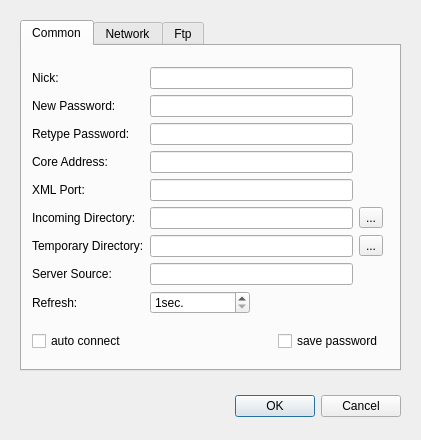
First picture: the form in ajqt4gui/src/qajoptionsdialogbase.ui, repository applejuicenetz/gui-juicer, before the edit.
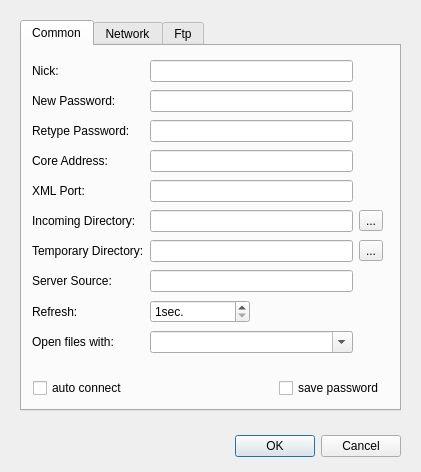
Second picture: the form after the edit.

Commit message: code cleaning debugging now you can open downloads

What changed in the file:
```diff
--- a/ajqt4gui/src/qajoptionsdialogbase.ui
+++ b/ajqt4gui/src/qajoptionsdialogbase.ui
@@ -9,7 +9,7 @@
     <x>0</x>
     <y>0</y>
     <width>421</width>
-    <height>440</height>
+    <height>472</height>
    </rect>
   </property>
   <property name="windowTitle" >
@@ -19,7 +19,7 @@
    <property name="geometry" >
     <rect>
      <x>20</x>
-     <y>390</y>
+     <y>430</y>
      <width>381</width>
      <height>33</height>
     </rect>
@@ -69,30 +69,22 @@
      <x>20</x>
      <y>20</y>
      <width>381</width>
-     <height>351</height>
+     <height>391</height>
     </rect>
    </property>
    <widget class="QWidget" name="tab" >
     <attribute name="title" >
      <string>Common</string>
     </attribute>
-    <widget class="QWidget" name="widget" >
+    <widget class="QWidget" name="" >
      <property name="geometry" >
       <rect>
        <x>10</x>
-       <y>10</y>
+       <y>12</y>
        <width>351</width>
-       <height>307</height>
+       <height>305</height>
       </rect>
      </property>
-     <layout class="QVBoxLayout" >
-      <property name="margin" >
-       <number>0</number>
-      </property>
-      <property name="spacing" >
-       <number>6</number>
-      </property>
-      <item>
        <layout class="QGridLayout" >
         <property name="margin" >
          <number>0</number>
@@ -100,56 +92,9 @@
         <property name="spacing" >
          <number>6</number>
         </property>
-        <item row="0" column="0" >
-         <widget class="QLabel" name="label" >
-          <property name="text" >
-           <string>Nick:</string>
-          </property>
-         </widget>
-        </item>
-        <item row="1" column="1" >
-         <widget class="QLineEdit" name="passwordEdit" />
-        </item>
-        <item row="6" column="0" >
-         <widget class="QLabel" name="label_7" >
-          <property name="text" >
-           <string>Temporary Directory:</string>
-          </property>
-         </widget>
-        </item>
-        <item row="8" column="0" >
-         <widget class="QLabel" name="label_9" >
-          <property name="text" >
-           <string>Refresh:</string>
-          </property>
-         </widget>
-        </item>
-        <item row="6" column="2" >
-         <widget class="QToolButton" name="tempButton" >
-          <property name="text" >
-           <string>...</string>
-          </property>
-         </widget>
-        </item>
-        <item row="0" column="1" >
-         <widget class="QLineEdit" name="nickEdit" />
-        </item>
-        <item row="6" column="1" >
-         <widget class="QLineEdit" name="tempEdit" />
-        </item>
-        <item row="7" column="1" >
-         <widget class="QLineEdit" name="serverEdit" />
-        </item>
         <item row="3" column="1" >
          <widget class="QLineEdit" name="coreEdit" />
         </item>
-        <item row="5" column="0" >
-         <widget class="QLabel" name="label_6" >
-          <property name="text" >
-           <string>Incoming Directory:</string>
-          </property>
-         </widget>
-        </item>
         <item row="1" column="0" >
          <widget class="QLabel" name="label_2" >
           <property name="text" >
@@ -157,34 +102,30 @@
           </property>
          </widget>
         </item>
-        <item row="3" column="0" >
-         <widget class="QLabel" name="label_4" >
+      <item row="6" column="2" >
+       <widget class="QToolButton" name="tempButton" >
           <property name="text" >
-           <string>Core Address:</string>
+         <string>...</string>
+        </property>
+       </widget>
+      </item>
+      <item row="5" column="1" >
+       <widget class="QLineEdit" name="incomingEdit" />
+      </item>
+      <item row="9" column="0" >
+       <widget class="QLabel" name="label_22" >
+        <property name="text" >
+         <string>Open files with:</string>
           </property>
          </widget>
         </item>
         <item row="2" column="1" >
          <widget class="QLineEdit" name="retypeEdit" />
         </item>
-        <item row="2" column="0" >
-         <widget class="QLabel" name="label_3" >
+      <item row="8" column="0" >
+       <widget class="QLabel" name="label_9" >
           <property name="text" >
-           <string>Retype Password:</string>
-          </property>
-         </widget>
-        </item>
-        <item row="5" column="2" >
-         <widget class="QToolButton" name="incomingButton" >
-          <property name="text" >
-           <string>...</string>
-          </property>
-         </widget>
-        </item>
-        <item row="7" column="0" >
-         <widget class="QLabel" name="label_8" >
-          <property name="text" >
-           <string>Server Source:</string>
+         <string>Refresh:</string>
           </property>
          </widget>
         </item>
@@ -204,11 +145,40 @@
           </property>
          </widget>
         </item>
-        <item row="4" column="1" >
-         <widget class="QLineEdit" name="xmlEdit" />
-        </item>
-        <item row="5" column="1" >
-         <widget class="QLineEdit" name="incomingEdit" />
+      <item row="5" column="2" >
+       <widget class="QToolButton" name="incomingButton" >
+        <property name="text" >
+         <string>...</string>
+        </property>
+       </widget>
+      </item>
+      <item row="3" column="0" >
+       <widget class="QLabel" name="label_4" >
+        <property name="text" >
+         <string>Core Address:</string>
+        </property>
+       </widget>
+      </item>
+      <item row="9" column="1" >
+       <widget class="QComboBox" name="launchCombo" >
+        <property name="editable" >
+         <bool>true</bool>
+        </property>
+       </widget>
+      </item>
+      <item row="0" column="0" >
+       <widget class="QLabel" name="label" >
+        <property name="text" >
+         <string>Nick:</string>
+        </property>
+       </widget>
+      </item>
+      <item row="6" column="0" >
+       <widget class="QLabel" name="label_7" >
+        <property name="text" >
+         <string>Temporary Directory:</string>
+        </property>
+       </widget>
         </item>
         <item row="4" column="0" >
          <widget class="QLabel" name="label_5" >
@@ -217,9 +187,53 @@
           </property>
          </widget>
         </item>
-       </layout>
-      </item>
-      <item>
+      <item row="4" column="1" >
+       <widget class="QLineEdit" name="xmlEdit" />
+      </item>
+      <item row="2" column="0" >
+       <widget class="QLabel" name="label_3" >
+        <property name="text" >
+         <string>Retype Password:</string>
+        </property>
+       </widget>
+      </item>
+      <item row="6" column="1" >
+       <widget class="QLineEdit" name="tempEdit" />
+      </item>
+      <item row="0" column="1" >
+       <widget class="QLineEdit" name="nickEdit" />
+      </item>
+      <item row="1" column="1" >
+       <widget class="QLineEdit" name="passwordEdit" />
+      </item>
+      <item row="7" column="1" >
+       <widget class="QLineEdit" name="serverEdit" />
+      </item>
+      <item row="7" column="0" >
+       <widget class="QLabel" name="label_8" >
+        <property name="text" >
+         <string>Server Source:</string>
+        </property>
+       </widget>
+      </item>
+      <item row="5" column="0" >
+       <widget class="QLabel" name="label_6" >
+        <property name="text" >
+         <string>Incoming Directory:</string>
+        </property>
+       </widget>
+      </item>
+     </layout>
+    </widget>
+    <widget class="QWidget" name="" >
+     <property name="geometry" >
+      <rect>
+       <x>11</x>
+       <y>330</y>
+       <width>351</width>
+       <height>24</height>
+      </rect>
+     </property>
        <layout class="QHBoxLayout" >
         <property name="margin" >
          <number>0</number>
@@ -241,7 +255,7 @@
           </property>
           <property name="sizeHint" >
            <size>
-            <width>61</width>
+          <width>40</width>
             <height>20</height>
            </size>
           </property>
@@ -255,8 +269,6 @@
          </widget>
         </item>
        </layout>
-      </item>
-     </layout>
     </widget>
    </widget>
    <widget class="QWidget" name="tab_2" >
```
Left out of the diff: 7 changed lines with no effect on the pictures. Lines whose indentation alone changed are shown as unchanged. The commit also changes 33 other files.
